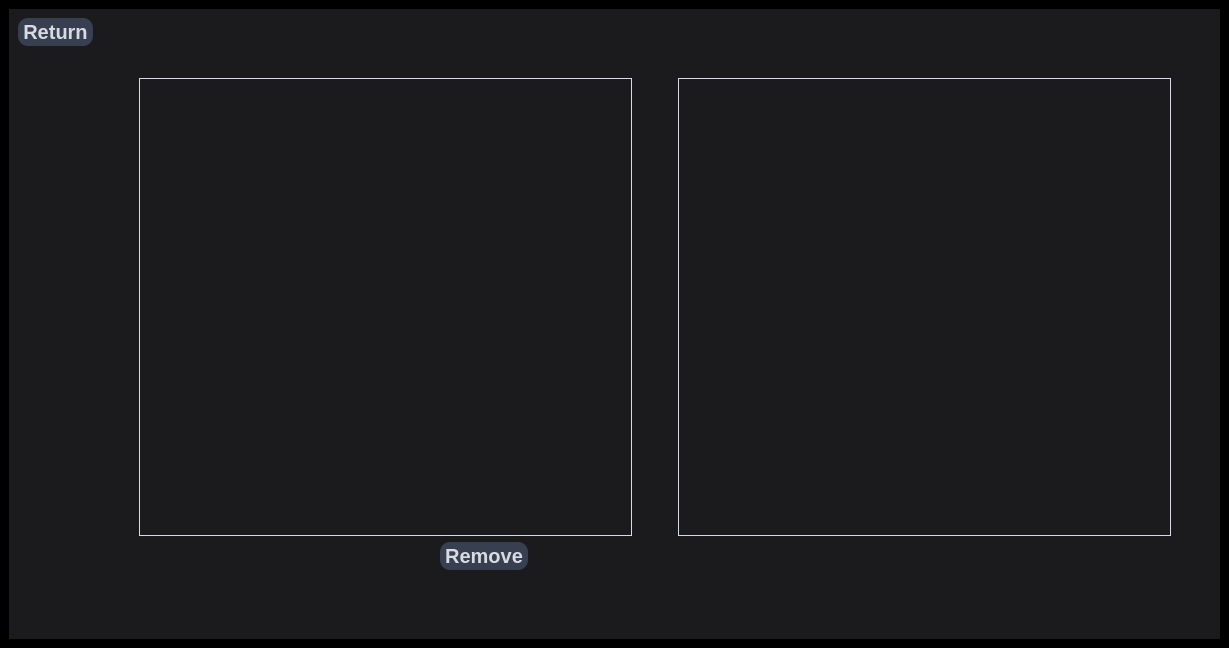
Skalik2/LinuxAppCpp, file LinuxProject/mainwindow.ui: the form before one commit.
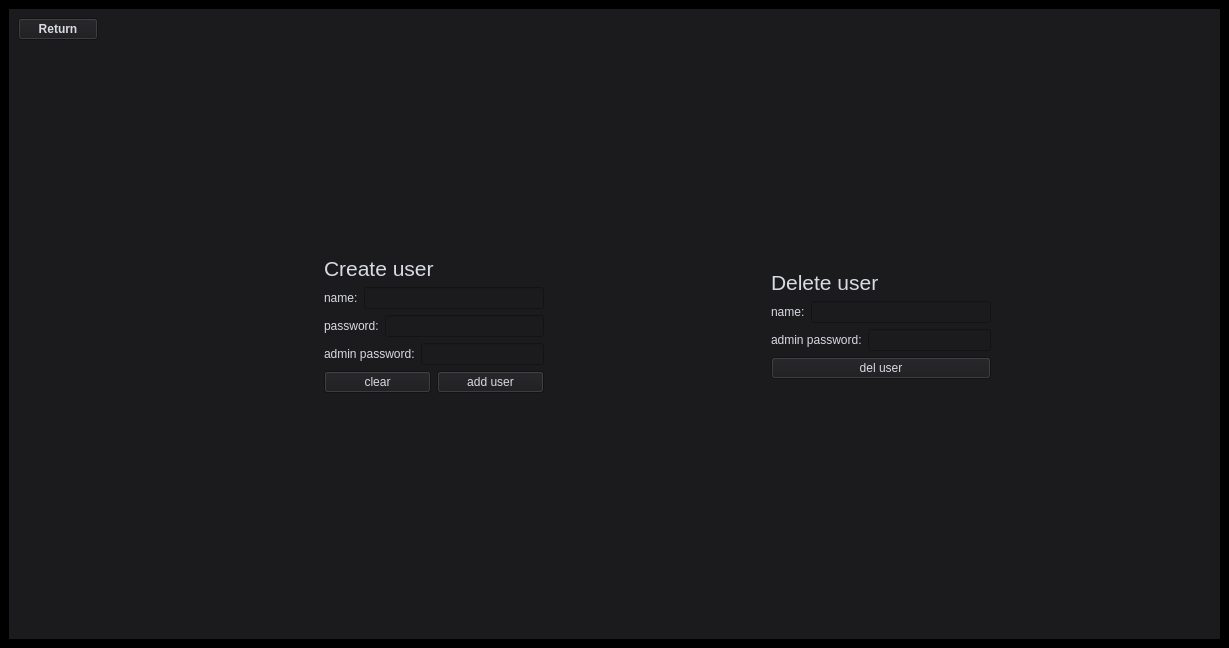
The form after the commit.

Commit message: Add: linux user add/del manage

Diff of the .ui file:
```diff
--- a/LinuxProject/mainwindow.ui
+++ b/LinuxProject/mainwindow.ui
@@ -54,7 +54,7 @@
 </string>
       </property>
       <property name="currentIndex">
-       <number>6</number>
+       <number>8</number>
       </property>
       <widget class="QWidget" name="mainPage">
        <property name="styleSheet">
@@ -2636,6 +2636,274 @@
         </item>
        </layout>
       </widget>
+      <widget class="QWidget" name="adminMainPage">
+       <layout class="QHBoxLayout" name="horizontalLayout_51">
+        <item>
+         <layout class="QHBoxLayout" name="horizontalLayout_42">
+          <item>
+           <layout class="QVBoxLayout" name="verticalLayout_17">
+            <item>
+             <widget class="QPushButton" name="pushButtonReturn_8">
+              <property name="font">
+               <font>
+                <italic>false</italic>
+                <bold>true</bold>
+               </font>
+              </property>
+              <property name="text">
+               <string>Return</string>
+              </property>
+             </widget>
+            </item>
+            <item>
+             <spacer name="verticalSpacer_21">
+              <property name="orientation">
+               <enum>Qt::Vertical</enum>
+              </property>
+              <property name="sizeHint" stdset="0">
+               <size>
+                <width>20</width>
+                <height>40</height>
+               </size>
+              </property>
+             </spacer>
+            </item>
+           </layout>
+          </item>
+          <item>
+           <spacer name="horizontalSpacer_46">
+            <property name="orientation">
+             <enum>Qt::Horizontal</enum>
+            </property>
+            <property name="sizeHint" stdset="0">
+             <size>
+              <width>40</width>
+              <height>20</height>
+             </size>
+            </property>
+           </spacer>
+          </item>
+          <item>
+           <layout class="QVBoxLayout" name="verticalLayout_19">
+            <item>
+             <spacer name="verticalSpacer_23">
+              <property name="orientation">
+               <enum>Qt::Vertical</enum>
+              </property>
+              <property name="sizeHint" stdset="0">
+               <size>
+                <width>20</width>
+                <height>40</height>
+               </size>
+              </property>
+             </spacer>
+            </item>
+            <item>
+             <widget class="QLabel" name="label_13">
+              <property name="font">
+               <font>
+                <pointsize>16</pointsize>
+               </font>
+              </property>
+              <property name="text">
+               <string>Create user</string>
+              </property>
+             </widget>
+            </item>
+            <item>
+             <layout class="QVBoxLayout" name="verticalLayout_18">
+              <item>
+               <layout class="QHBoxLayout" name="horizontalLayout_44">
+                <item>
+                 <widget class="QLabel" name="label_10">
+                  <property name="text">
+                   <string>name:</string>
+                  </property>
+                 </widget>
+                </item>
+                <item>
+                 <widget class="QLineEdit" name="lineEditLogin"/>
+                </item>
+               </layout>
+              </item>
+              <item>
+               <layout class="QHBoxLayout" name="horizontalLayout_43">
+                <item>
+                 <widget class="QLabel" name="label_9">
+                  <property name="text">
+                   <string>password:</string>
+                  </property>
+                 </widget>
+                </item>
+                <item>
+                 <widget class="QLineEdit" name="lineEditPassword">
+                  <property name="inputMask">
+                   <string/>
+                  </property>
+                 </widget>
+                </item>
+               </layout>
+              </item>
+              <item>
+               <layout class="QHBoxLayout" name="horizontalLayout_46">
+                <item>
+                 <widget class="QLabel" name="label_8">
+                  <property name="text">
+                   <string>admin password:</string>
+                  </property>
+                 </widget>
+                </item>
+                <item>
+                 <widget class="QLineEdit" name="lineEditAdminPassword"/>
+                </item>
+               </layout>
+              </item>
+              <item>
+               <layout class="QHBoxLayout" name="horizontalLayout_48">
+                <item>
+                 <widget class="QPushButton" name="pushButton_4">
+                  <property name="text">
+                   <string>clear</string>
+                  </property>
+                 </widget>
+                </item>
+                <item>
+                 <widget class="QPushButton" name="pushButton_5">
+                  <property name="text">
+                   <string>add user</string>
+                  </property>
+                 </widget>
+                </item>
+               </layout>
+              </item>
+             </layout>
+            </item>
+            <item>
+             <spacer name="verticalSpacer_22">
+              <property name="orientation">
+               <enum>Qt::Vertical</enum>
+              </property>
+              <property name="sizeHint" stdset="0">
+               <size>
+                <width>20</width>
+                <height>40</height>
+               </size>
+              </property>
+             </spacer>
+            </item>
+           </layout>
+          </item>
+          <item>
+           <spacer name="horizontalSpacer_45">
+            <property name="orientation">
+             <enum>Qt::Horizontal</enum>
+            </property>
+            <property name="sizeHint" stdset="0">
+             <size>
+              <width>40</width>
+              <height>20</height>
+             </size>
+            </property>
+           </spacer>
+          </item>
+          <item>
+           <layout class="QVBoxLayout" name="verticalLayout_21">
+            <item>
+             <spacer name="verticalSpacer_27">
+              <property name="orientation">
+               <enum>Qt::Vertical</enum>
+              </property>
+              <property name="sizeHint" stdset="0">
+               <size>
+                <width>20</width>
+                <height>40</height>
+               </size>
+              </property>
+             </spacer>
+            </item>
+            <item>
+             <widget class="QLabel" name="label_14">
+              <property name="font">
+               <font>
+                <pointsize>16</pointsize>
+               </font>
+              </property>
+              <property name="text">
+               <string>Delete user</string>
+              </property>
+             </widget>
+            </item>
+            <item>
+             <layout class="QVBoxLayout" name="verticalLayout_20">
+              <item>
+               <layout class="QHBoxLayout" name="horizontalLayout_50">
+                <item>
+                 <widget class="QLabel" name="label_11">
+                  <property name="text">
+                   <string>name:</string>
+                  </property>
+                 </widget>
+                </item>
+                <item>
+                 <widget class="QLineEdit" name="lineEditUserDel"/>
+                </item>
+               </layout>
+              </item>
+              <item>
+               <layout class="QHBoxLayout" name="horizontalLayout_49">
+                <item>
+                 <widget class="QLabel" name="label_12">
+                  <property name="text">
+                   <string>admin password:</string>
+                  </property>
+                 </widget>
+                </item>
+                <item>
+                 <widget class="QLineEdit" name="lineEditAdminPassForDel"/>
+                </item>
+               </layout>
+              </item>
+              <item>
+               <widget class="QPushButton" name="pushButton_6">
+                <property name="text">
+                 <string>del user</string>
+                </property>
+               </widget>
+              </item>
+             </layout>
+            </item>
+            <item>
+             <spacer name="verticalSpacer_26">
+              <property name="orientation">
+               <enum>Qt::Vertical</enum>
+              </property>
+              <property name="sizeHint" stdset="0">
+               <size>
+                <width>20</width>
+                <height>40</height>
+               </size>
+              </property>
+             </spacer>
+            </item>
+           </layout>
+          </item>
+          <item>
+           <spacer name="horizontalSpacer_47">
+            <property name="orientation">
+             <enum>Qt::Horizontal</enum>
+            </property>
+            <property name="sizeHint" stdset="0">
+             <size>
+              <width>40</width>
+              <height>20</height>
+             </size>
+            </property>
+           </spacer>
+          </item>
+         </layout>
+        </item>
+       </layout>
+      </widget>
      </widget>
     </item>
    </layout>
```
The commit also changes 6 other files.
